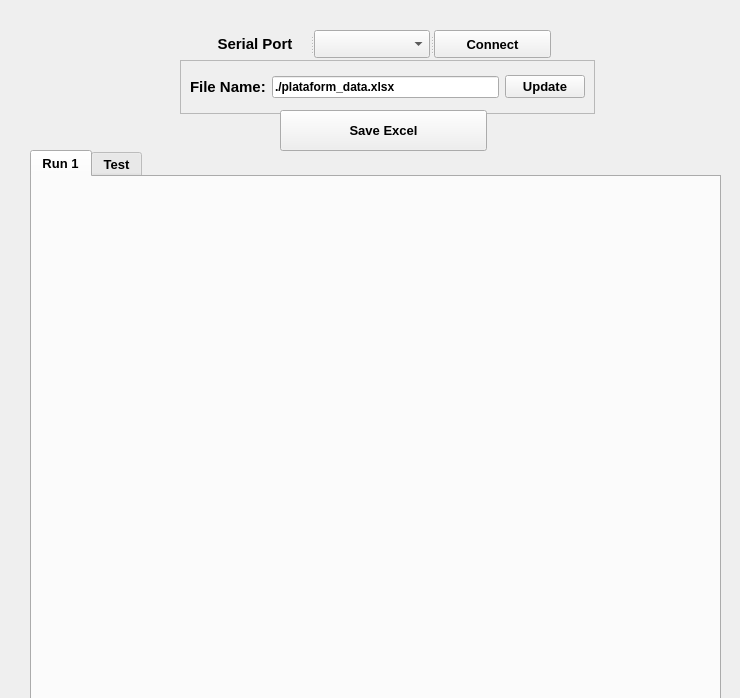
Above: SOFTWARE/main_window.ui from adrielluiz/platform_tactile_acquisition before the change. Below: the same form after it.
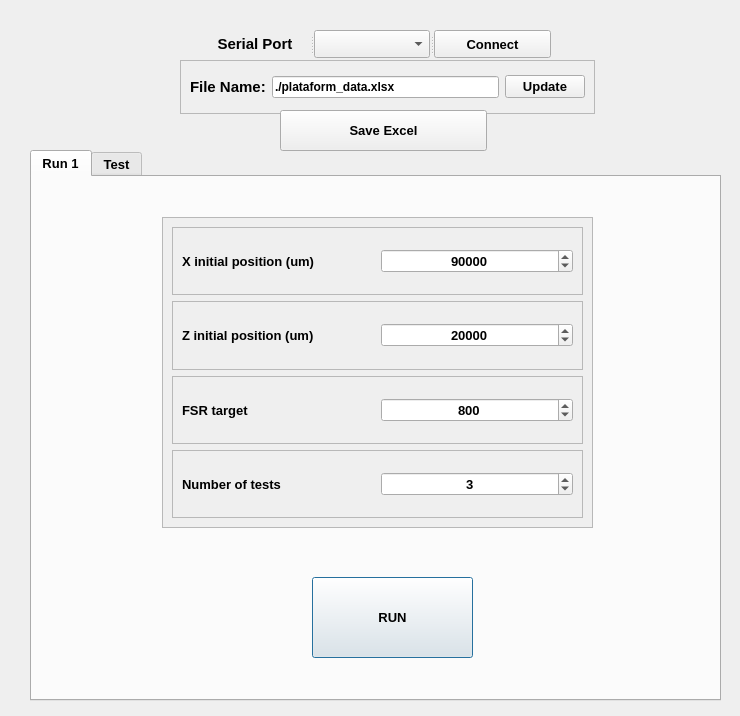
That is the form after the change. The open tabs and pages were chosen to show the change.

Commit message: Adicionando interface de test

What changed in the file:
```diff
--- a/SOFTWARE/main_window.ui
+++ b/SOFTWARE/main_window.ui
@@ -7,7 +7,7 @@
     <x>0</x>
     <y>0</y>
     <width>740</width>
-    <height>698</height>
+    <height>716</height>
    </rect>
   </property>
   <property name="font">
@@ -42,6 +42,174 @@
     <attribute name="title">
      <string>Run 1</string>
     </attribute>
+    <widget class="QPushButton" name="pbRunTest">
+     <property name="geometry">
+      <rect>
+       <x>280</x>
+       <y>400</y>
+       <width>161</width>
+       <height>81</height>
+      </rect>
+     </property>
+     <property name="text">
+      <string>RUN</string>
+     </property>
+    </widget>
+    <widget class="QFrame" name="frame_15">
+     <property name="geometry">
+      <rect>
+       <x>130</x>
+       <y>40</y>
+       <width>431</width>
+       <height>311</height>
+      </rect>
+     </property>
+     <property name="autoFillBackground">
+      <bool>true</bool>
+     </property>
+     <property name="frameShape">
+      <enum>QFrame::StyledPanel</enum>
+     </property>
+     <property name="frameShadow">
+      <enum>QFrame::Raised</enum>
+     </property>
+     <layout class="QVBoxLayout" name="verticalLayout_6">
+      <item>
+       <widget class="QFrame" name="frame_11">
+        <property name="frameShape">
+         <enum>QFrame::StyledPanel</enum>
+        </property>
+        <property name="frameShadow">
+         <enum>QFrame::Raised</enum>
+        </property>
+        <layout class="QHBoxLayout" name="horizontalLayout_6">
+         <item>
+          <widget class="QLabel" name="label_2">
+           <property name="text">
+            <string>X initial position (um)</string>
+           </property>
+          </widget>
+         </item>
+         <item>
+          <widget class="QSpinBox" name="sbXinit">
+           <property name="alignment">
+            <set>Qt::AlignCenter</set>
+           </property>
+           <property name="maximum">
+            <number>160000</number>
+           </property>
+           <property name="singleStep">
+            <number>100</number>
+           </property>
+           <property name="value">
+            <number>90000</number>
+           </property>
+          </widget>
+         </item>
+        </layout>
+       </widget>
+      </item>
+      <item>
+       <widget class="QFrame" name="frame_14">
+        <property name="frameShape">
+         <enum>QFrame::StyledPanel</enum>
+        </property>
+        <property name="frameShadow">
+         <enum>QFrame::Raised</enum>
+        </property>
+        <layout class="QHBoxLayout" name="horizontalLayout_9">
+         <item>
+          <widget class="QLabel" name="label_3">
+           <property name="text">
+            <string>Z initial position (um)</string>
+           </property>
+          </widget>
+         </item>
+         <item>
+          <widget class="QSpinBox" name="sbZinit">
+           <property name="alignment">
+            <set>Qt::AlignCenter</set>
+           </property>
+           <property name="maximum">
+            <number>36000</number>
+           </property>
+           <property name="value">
+            <number>20000</number>
+           </property>
+          </widget>
+         </item>
+        </layout>
+       </widget>
+      </item>
+      <item>
+       <widget class="QFrame" name="frame_13">
+        <property name="frameShape">
+         <enum>QFrame::StyledPanel</enum>
+        </property>
+        <property name="frameShadow">
+         <enum>QFrame::Raised</enum>
+        </property>
+        <layout class="QHBoxLayout" name="horizontalLayout_8">
+         <item>
+          <widget class="QLabel" name="label_5">
+           <property name="text">
+            <string>FSR target</string>
+           </property>
+          </widget>
+         </item>
+         <item>
+          <widget class="QSpinBox" name="sbFSR">
+           <property name="alignment">
+            <set>Qt::AlignCenter</set>
+           </property>
+           <property name="minimum">
+            <number>1</number>
+           </property>
+           <property name="maximum">
+            <number>1023</number>
+           </property>
+           <property name="value">
+            <number>800</number>
+           </property>
+          </widget>
+         </item>
+        </layout>
+       </widget>
+      </item>
+      <item>
+       <widget class="QFrame" name="frame_12">
+        <property name="frameShape">
+         <enum>QFrame::StyledPanel</enum>
+        </property>
+        <property name="frameShadow">
+         <enum>QFrame::Raised</enum>
+        </property>
+        <layout class="QHBoxLayout" name="horizontalLayout_7">
+         <item>
+          <widget class="QLabel" name="label_6">
+           <property name="text">
+            <string>Number of tests</string>
+           </property>
+          </widget>
+         </item>
+         <item>
+          <widget class="QSpinBox" name="sbNumTests">
+           <property name="alignment">
+            <set>Qt::AlignCenter</set>
+           </property>
+           <property name="singleStep">
+            <number>1</number>
+           </property>
+           <property name="value">
+            <number>3</number>
+           </property>
+          </widget>
+         </item>
+        </layout>
+       </widget>
+      </item>
+     </layout>
+    </widget>
    </widget>
    <widget class="QWidget" name="tab_teste">
     <attribute name="title">
```
Left out of the diff: 2 changed lines with no effect on the pictures. The commit also changes 9 other files.
